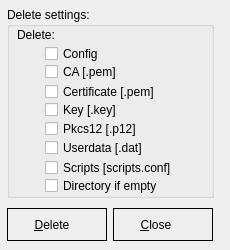
First picture: the form in deleteconfig.ui, repository Securepoint/openvpn-client, before the edit.
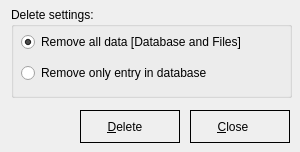
Second picture: the form after the edit. Icons and pictures are not drawn.

The edit to the form file:
```diff
--- a/deleteconfig.ui
+++ b/deleteconfig.ui
@@ -9,19 +9,19 @@
    <rect>
     <x>0</x>
     <y>0</y>
-    <width>230</width>
-    <height>250</height>
+    <width>300</width>
+    <height>152</height>
    </rect>
   </property>
   <property name="minimumSize">
    <size>
-    <width>230</width>
-    <height>250</height>
+    <width>300</width>
+    <height>0</height>
    </size>
   </property>
   <property name="maximumSize">
    <size>
-    <width>230</width>
+    <width>300</width>
     <height>250</height>
    </size>
   </property>
@@ -38,418 +38,50 @@
   <widget class="QGroupBox" name="groupBox">
    <property name="geometry">
     <rect>
-     <x>7</x>
+     <x>11</x>
      <y>7</y>
-     <width>207</width>
-     <height>191</height>
+     <width>281</width>
+     <height>91</height>
     </rect>
    </property>
    <property name="title">
     <string>Delete settings:</string>
    </property>
-   <widget class="QLabel" name="label">
+   <widget class="QWidget" name="verticalLayoutWidget">
     <property name="geometry">
      <rect>
       <x>10</x>
       <y>20</y>
-      <width>41</width>
-      <height>16</height>
+      <width>261</width>
+      <height>61</height>
      </rect>
     </property>
-    <property name="text">
-     <string>Delete:</string>
-    </property>
-   </widget>
-   <widget class="QCheckBox" name="cbConfigFile">
-    <property name="geometry">
-     <rect>
-      <x>38</x>
-      <y>37</y>
-      <width>161</width>
-      <height>19</height>
-     </rect>
-    </property>
-    <property name="styleSheet">
-     <string notr="true">QCheckBox { 
-spacing: 5px;
-}
-
-QCheckBox::indicator {
-width: 13px;
-height: 13px;
-}
-
-QCheckBox::indicator:unchecked:disabled {
-image: url(:/images/styles/checkbox_unchecked_dis.png);
-}
-
-QCheckBox::indicator:checked:disabled {
-image: url(:/images/styles/checkbox_checked_dis.png);
-}
-
-QCheckBox::indicator:unchecked:enabled {
-image: url(:/images/styles/checkbox_unchecked.png);
-}
-
-QCheckBox::indicator:checked:enabled {
-image: url(:/images/styles/checkbox_checked.png);
-}
-
-QCheckBox::indicator:unchecked:enabled:hover {
-image: url(:/images/styles/checkbox_unchecked_hover.png);
-}
-
-QCheckBox::indicator:checked:enabled:hover {
-image: url(:/images/styles/checkbox_checked_hover.png);
-}
-</string>
-    </property>
-    <property name="text">
-     <string>Config</string>
-    </property>
-   </widget>
-   <widget class="QCheckBox" name="cbCA">
-    <property name="geometry">
-     <rect>
-      <x>38</x>
-      <y>55</y>
-      <width>161</width>
-      <height>19</height>
-     </rect>
-    </property>
-    <property name="styleSheet">
-     <string notr="true">QCheckBox { 
-spacing: 5px;
-}
-
-QCheckBox::indicator {
-width: 13px;
-height: 13px;
-}
-
-QCheckBox::indicator:unchecked:disabled {
-image: url(:/images/styles/checkbox_unchecked_dis.png);
-}
-
-QCheckBox::indicator:checked:disabled {
-image: url(:/images/styles/checkbox_checked_dis.png);
-}
-
-QCheckBox::indicator:unchecked:enabled {
-image: url(:/images/styles/checkbox_unchecked.png);
-}
-
-QCheckBox::indicator:checked:enabled {
-image: url(:/images/styles/checkbox_checked.png);
-}
-
-QCheckBox::indicator:unchecked:enabled:hover {
-image: url(:/images/styles/checkbox_unchecked_hover.png);
-}
-
-QCheckBox::indicator:checked:enabled:hover {
-image: url(:/images/styles/checkbox_checked_hover.png);
-}
-</string>
-    </property>
-    <property name="text">
-     <string>CA [.pem]</string>
-    </property>
-   </widget>
-   <widget class="QCheckBox" name="cbCert">
-    <property name="geometry">
-     <rect>
-      <x>38</x>
-      <y>75</y>
-      <width>161</width>
-      <height>19</height>
-     </rect>
-    </property>
-    <property name="styleSheet">
-     <string notr="true">QCheckBox { 
-spacing: 5px;
-}
-
-QCheckBox::indicator {
-width: 13px;
-height: 13px;
-}
-
-QCheckBox::indicator:unchecked:disabled {
-image: url(:/images/styles/checkbox_unchecked_dis.png);
-}
-
-QCheckBox::indicator:checked:disabled {
-image: url(:/images/styles/checkbox_checked_dis.png);
-}
-
-QCheckBox::indicator:unchecked:enabled {
-image: url(:/images/styles/checkbox_unchecked.png);
-}
-
-QCheckBox::indicator:checked:enabled {
-image: url(:/images/styles/checkbox_checked.png);
-}
-
-QCheckBox::indicator:unchecked:enabled:hover {
-image: url(:/images/styles/checkbox_unchecked_hover.png);
-}
-
-QCheckBox::indicator:checked:enabled:hover {
-image: url(:/images/styles/checkbox_checked_hover.png);
-}
-</string>
-    </property>
-    <property name="text">
-     <string>Certificate [.pem]</string>
-    </property>
-   </widget>
-   <widget class="QCheckBox" name="cbKey">
-    <property name="geometry">
-     <rect>
-      <x>38</x>
-      <y>93</y>
-      <width>151</width>
-      <height>19</height>
-     </rect>
-    </property>
-    <property name="styleSheet">
-     <string notr="true">QCheckBox { 
-spacing: 5px;
-}
-
-QCheckBox::indicator {
-width: 13px;
-height: 13px;
-}
-
-QCheckBox::indicator:unchecked:disabled {
-image: url(:/images/styles/checkbox_unchecked_dis.png);
-}
-
-QCheckBox::indicator:checked:disabled {
-image: url(:/images/styles/checkbox_checked_dis.png);
-}
-
-QCheckBox::indicator:unchecked:enabled {
-image: url(:/images/styles/checkbox_unchecked.png);
-}
-
-QCheckBox::indicator:checked:enabled {
-image: url(:/images/styles/checkbox_checked.png);
-}
-
-QCheckBox::indicator:unchecked:enabled:hover {
-image: url(:/images/styles/checkbox_unchecked_hover.png);
-}
-
-QCheckBox::indicator:checked:enabled:hover {
-image: url(:/images/styles/checkbox_checked_hover.png);
-}
-</string>
-    </property>
-    <property name="text">
-     <string>Key [.key]</string>
-    </property>
-   </widget>
-   <widget class="QCheckBox" name="cbUserdata">
-    <property name="geometry">
-     <rect>
-      <x>38</x>
-      <y>131</y>
-      <width>161</width>
-      <height>19</height>
-     </rect>
-    </property>
-    <property name="styleSheet">
-     <string notr="true">QCheckBox { 
-spacing: 5px;
-}
-
-QCheckBox::indicator {
-width: 13px;
-height: 13px;
-}
-
-QCheckBox::indicator:unchecked:disabled {
-image: url(:/images/styles/checkbox_unchecked_dis.png);
-}
-
-QCheckBox::indicator:checked:disabled {
-image: url(:/images/styles/checkbox_checked_dis.png);
-}
-
-QCheckBox::indicator:unchecked:enabled {
-image: url(:/images/styles/checkbox_unchecked.png);
-}
-
-QCheckBox::indicator:checked:enabled {
-image: url(:/images/styles/checkbox_checked.png);
-}
-
-QCheckBox::indicator:unchecked:enabled:hover {
-image: url(:/images/styles/checkbox_unchecked_hover.png);
-}
-
-QCheckBox::indicator:checked:enabled:hover {
-image: url(:/images/styles/checkbox_checked_hover.png);
-}
-</string>
-    </property>
-    <property name="text">
-     <string>Userdata [.dat]</string>
-    </property>
-   </widget>
-   <widget class="QCheckBox" name="cbScript">
-    <property name="geometry">
-     <rect>
-      <x>38</x>
-      <y>151</y>
-      <width>161</width>
-      <height>19</height>
-     </rect>
-    </property>
-    <property name="styleSheet">
-     <string notr="true">QCheckBox { 
-spacing: 5px;
-}
-
-QCheckBox::indicator {
-width: 13px;
-height: 13px;
-}
-
-QCheckBox::indicator:unchecked:disabled {
-image: url(:/images/styles/checkbox_unchecked_dis.png);
-}
-
-QCheckBox::indicator:checked:disabled {
-image: url(:/images/styles/checkbox_checked_dis.png);
-}
-
-QCheckBox::indicator:unchecked:enabled {
-image: url(:/images/styles/checkbox_unchecked.png);
-}
-
-QCheckBox::indicator:checked:enabled {
-image: url(:/images/styles/checkbox_checked.png);
-}
-
-QCheckBox::indicator:unchecked:enabled:hover {
-image: url(:/images/styles/checkbox_unchecked_hover.png);
-}
-
-QCheckBox::indicator:checked:enabled:hover {
-image: url(:/images/styles/checkbox_checked_hover.png);
-}
-</string>
-    </property>
-    <property name="text">
-     <string>Scripts [scripts.conf]</string>
-    </property>
-   </widget>
-   <widget class="QCheckBox" name="cbDir">
-    <property name="geometry">
-     <rect>
-      <x>38</x>
-      <y>169</y>
-      <width>161</width>
-      <height>19</height>
-     </rect>
-    </property>
-    <property name="styleSheet">
-     <string notr="true">QCheckBox { 
-spacing: 5px;
-}
-
-QCheckBox::indicator {
-width: 13px;
-height: 13px;
-}
-
-QCheckBox::indicator:unchecked:disabled {
-image: url(:/images/styles/checkbox_unchecked_dis.png);
-}
-
-QCheckBox::indicator:checked:disabled {
-image: url(:/images/styles/checkbox_checked_dis.png);
-}
-
-QCheckBox::indicator:unchecked:enabled {
-image: url(:/images/styles/checkbox_unchecked.png);
-}
-
-QCheckBox::indicator:checked:enabled {
-image: url(:/images/styles/checkbox_checked.png);
-}
-
-QCheckBox::indicator:unchecked:enabled:hover {
-image: url(:/images/styles/checkbox_unchecked_hover.png);
-}
-
-QCheckBox::indicator:checked:enabled:hover {
-image: url(:/images/styles/checkbox_checked_hover.png);
-}
-</string>
-    </property>
-    <property name="text">
-     <string>Directory if empty</string>
-    </property>
-   </widget>
-   <widget class="QCheckBox" name="cbRemovePkcs12">
-    <property name="geometry">
-     <rect>
-      <x>38</x>
-      <y>113</y>
-      <width>131</width>
-      <height>17</height>
-     </rect>
-    </property>
-    <property name="styleSheet">
-     <string notr="true">QCheckBox { 
-spacing: 5px;
-}
-
-QCheckBox::indicator {
-width: 13px;
-height: 13px;
-}
-
-QCheckBox::indicator:unchecked:disabled {
-image: url(:/images/styles/checkbox_unchecked_dis.png);
-}
-
-QCheckBox::indicator:checked:disabled {
-image: url(:/images/styles/checkbox_checked_dis.png);
-}
-
-QCheckBox::indicator:unchecked:enabled {
-image: url(:/images/styles/checkbox_unchecked.png);
-}
-
-QCheckBox::indicator:checked:enabled {
-image: url(:/images/styles/checkbox_checked.png);
-}
-
-QCheckBox::indicator:unchecked:enabled:hover {
-image: url(:/images/styles/checkbox_unchecked_hover.png);
-}
-
-QCheckBox::indicator:checked:enabled:hover {
-image: url(:/images/styles/checkbox_checked_hover.png);
-}
-</string>
-    </property>
-    <property name="text">
-     <string>Pkcs12 [.p12]</string>
-    </property>
+    <layout class="QVBoxLayout" name="verticalLayout">
+     <item>
+      <widget class="QRadioButton" name="rbAll">
+       <property name="text">
+        <string>Remove all data [Database and Files]</string>
+       </property>
+       <property name="checked">
+        <bool>true</bool>
+       </property>
+      </widget>
+     </item>
+     <item>
+      <widget class="QRadioButton" name="rbDatabase">
+       <property name="text">
+        <string>Remove only entry in database</string>
+       </property>
+      </widget>
+     </item>
+    </layout>
    </widget>
   </widget>
   <widget class="QPushButton" name="cmdDelete">
    <property name="geometry">
     <rect>
-     <x>7</x>
-     <y>208</y>
+     <x>80</x>
+     <y>110</y>
      <width>100</width>
      <height>33</height>
     </rect>
@@ -486,8 +118,8 @@
   <widget class="QPushButton" name="cmdCancel">
    <property name="geometry">
     <rect>
-     <x>113</x>
-     <y>208</y>
+     <x>190</x>
+     <y>110</y>
      <width>100</width>
      <height>33</height>
     </rect>
```
